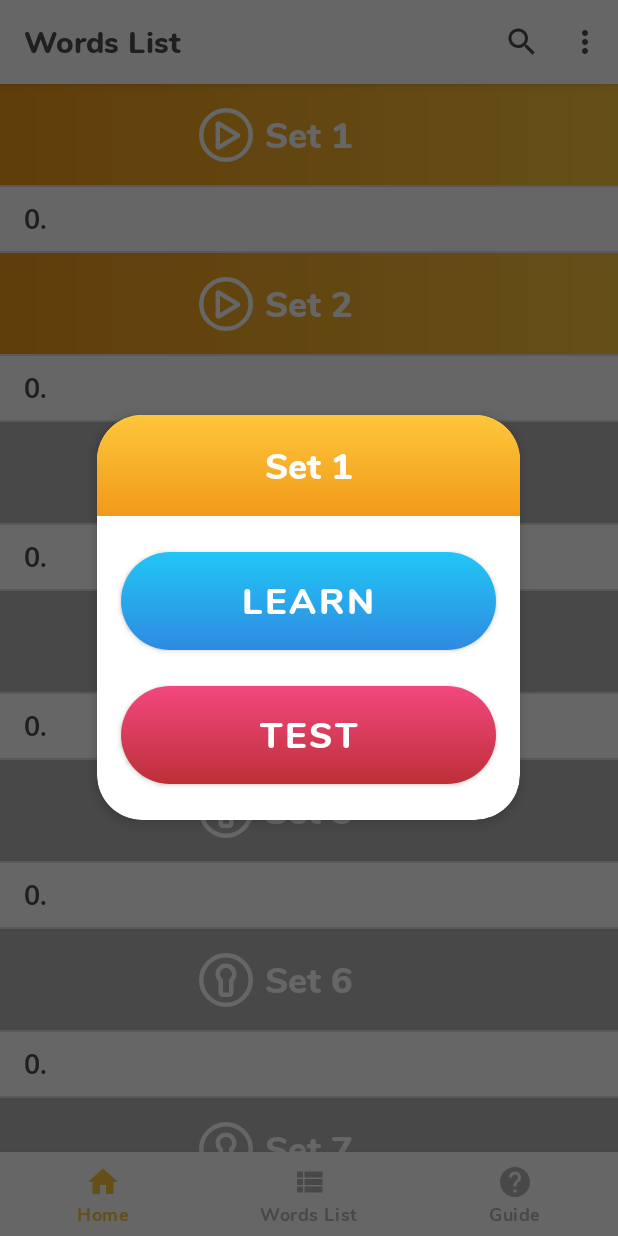
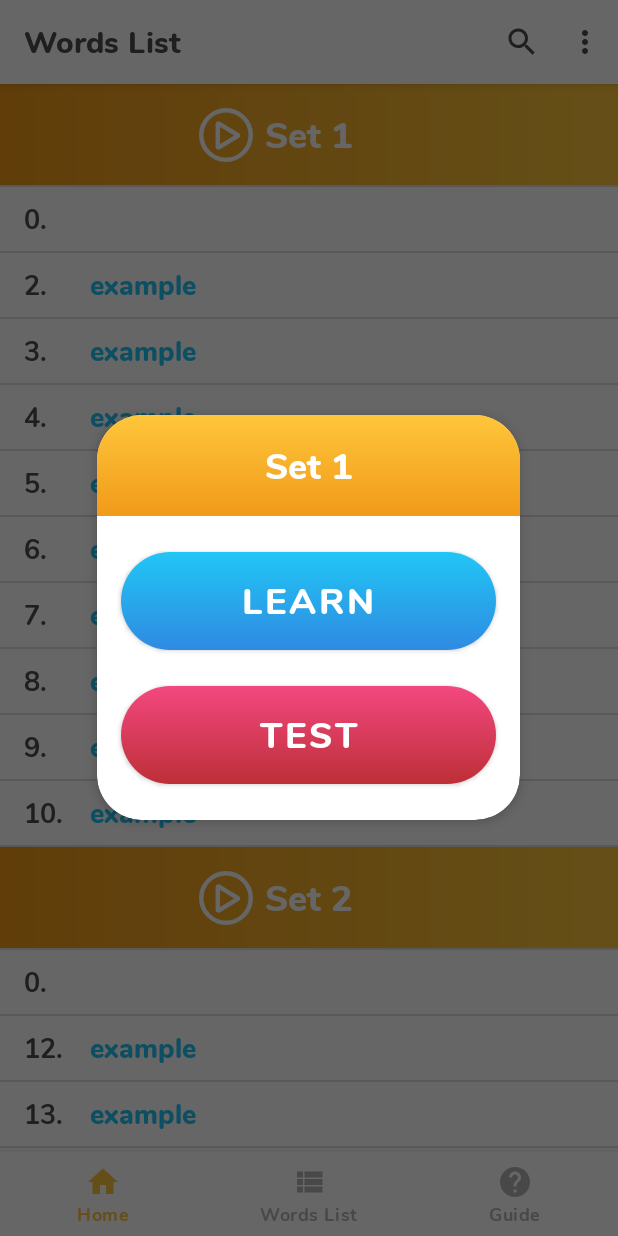
Before and after one commit to imaadzaffar/11-plus-vocab, an Android app: the WordsListFragment screen opened through its navigation route, after a tap on "Set 1", on a phone screen of 412 x 824 dp. Run offline under Robolectric (Android 15) with nearby library versions, the phone set to English and light mode, and no system bars; our stand-ins replace navigation-ui; libraries missing offline, so code that uses them is left out: com.qonversion.android; 28 statements that could not run were skipped; 3 other taps on this screen came first.

Commit message:
Fixed bug in Words List

```diff
--- a/app/src/main/java/com/zafaris/learnvocab/ui/home/HomeFragment.kt
+++ b/app/src/main/java/com/zafaris/learnvocab/ui/home/HomeFragment.kt
@@ -25,6 +25,7 @@ import com.zafaris.learnvocab.databinding.HomeDialogSetLockedBinding
 import com.zafaris.learnvocab.databinding.HomeDialogSetUnlockedBinding
 import com.zafaris.learnvocab.extensions.buildError
 import com.zafaris.learnvocab.ui.settings.SettingsActivity
+import com.zafaris.learnvocab.util.PERMISSION_ID
 
 class HomeFragment : Fragment(), SetAdapter.OnItemClickListener {
     private var _binding: FragmentHomeBinding? = null
@@ -199,6 +200,7 @@ class HomeFragment : Fragment(), SetAdapter.OnItemClickListener {
                     model.mainProduct = mainOffering?.products[0]
                 }
             }
+
             override fun onError(error: QonversionError) {
                 // handle error here
                 Log.e("QonversionError", error.description)
@@ -209,10 +211,9 @@ class HomeFragment : Fragment(), SetAdapter.OnItemClickListener {
 
     private fun purchasePackage() {
         if (model.mainProduct != null) {
-            Log.d("qonversionID", model.mainProduct!!.qonversionID)
             Qonversion.purchase(requireActivity(), model.mainProduct!!.qonversionID, callback = object : QonversionPermissionsCallback {
                 override fun onSuccess(permissions: Map<String, QPermission>) {
-                    val premiumPermission = permissions["premium"]
+                    val premiumPermission = permissions[PERMISSION_ID]
                     if (premiumPermission != null && premiumPermission.isActive()) {
                         // handle active permission here
                         Toast.makeText(context, "Premium purchase successful", Toast.LENGTH_LONG).show()
--- a/app/src/main/java/com/zafaris/learnvocab/ui/main/MainActivity.kt
+++ b/app/src/main/java/com/zafaris/learnvocab/ui/main/MainActivity.kt
@@ -10,6 +10,7 @@ import androidx.navigation.ui.setupWithNavController
 import com.qonversion.android.sdk.Qonversion
 import com.zafaris.learnvocab.R
 import com.zafaris.learnvocab.databinding.ActivityMainBinding
+import com.zafaris.learnvocab.util.API_KEY
 
 class MainActivity : AppCompatActivity() {
     private lateinit var binding: ActivityMainBinding
@@ -35,7 +36,7 @@ class MainActivity : AppCompatActivity() {
         */
 
         Qonversion.setDebugMode()
-        Qonversion.launch(application, "r1QyocKPvI7UI6O8hjrnrYou9sIlPIjd", false)
+        Qonversion.launch(application, API_KEY, false)
     }
 
     private fun setupToolbar() {
--- a/app/src/main/java/com/zafaris/learnvocab/ui/wordslist/WordsListFragment.kt
+++ b/app/src/main/java/com/zafaris/learnvocab/ui/wordslist/WordsListFragment.kt
@@ -32,7 +32,8 @@ import com.zafaris.learnvocab.databinding.WordslistDialogWordBinding
 import com.zafaris.learnvocab.extensions.buildError
 import com.zafaris.learnvocab.ui.home.HomeFragmentDirections
 import com.zafaris.learnvocab.ui.settings.SettingsActivity
-import com.zafaris.learnvocab.util.SET_SIZE
+import com.zafaris.learnvocab.util.NO_OF_FREE_SETS
+import com.zafaris.learnvocab.util.PERMISSION_ID
 
 class WordsListFragment : Fragment(), WordsListAdapter.OnItemClickListener {
 	private var _binding: FragmentWordslistBinding? = null
@@ -156,13 +157,13 @@ class WordsListFragment : Fragment(), WordsListAdapter.OnItemClickListener {
 	}
 
 	override fun onItemWordClick(word: Word, position: Int) {
-		val set = model.sets[position / SET_SIZE]
-		if (set.isSetLocked) {
-			playSound(R.raw.sfx_locked)
-			showLockedDialog(set.setNo)
-		} else {
+		val setNo = word.set
+		if (setNo <= NO_OF_FREE_SETS) {
 			playSound(R.raw.sfx_click_button_2)
 			showWordDialog(word)
+		} else {
+			playSound(R.raw.sfx_locked)
+			showLockedDialog(setNo)
 		}
 	}
 
@@ -210,24 +211,14 @@ class WordsListFragment : Fragment(), WordsListAdapter.OnItemClickListener {
 	}
 
 	private fun showSetDialog(set: Set) {
-		//TODO: Check if user has premium, then show correct dialog
-		/*Purchases.sharedInstance.getPurchaserInfoWith({
-            buildError(context, it.message)
-        }, {
-            if (it.entitlements[ENTITLEMENT_ID]?.isActive == true) {
-                Toast.makeText(context, "Entitled to do action", Toast.LENGTH_LONG).show()
-            } else {
-                showLockedDialog()
-            }
-        })*/
 		when {
-			set.isSetLocked -> {
+			set.setNo <= NO_OF_FREE_SETS -> {
+				playSound(R.raw.sfx_click_set)
+				showUnlockedDialog()
+			}
+			else -> {
 				playSound(R.raw.sfx_locked)
 				showLockedDialog(set.setNo)
-			}
-			else -> {
-				playSound(R.raw.sfx_click_set)
-				showUnlockedDialog()
 			}
 		}
 	}
@@ -285,6 +276,7 @@ class WordsListFragment : Fragment(), WordsListAdapter.OnItemClickListener {
 					model.mainProduct = mainOffering?.products[0]
 				}
 			}
+
 			override fun onError(error: QonversionError) {
 				// handle error here
 				Log.e("QonversionError", error.description)
@@ -295,12 +287,11 @@ class WordsListFragment : Fragment(), WordsListAdapter.OnItemClickListener {
 
 	private fun purchasePackage() {
 		if (model.mainProduct != null) {
-			Log.d("qonversionID", model.mainProduct!!.qonversionID)
 			Qonversion.purchase(requireActivity(), model.mainProduct!!.qonversionID, callback = object : QonversionPermissionsCallback {
 				override fun onSuccess(permissions: Map<String, QPermission>) {
-					val premiumPermission = permissions["premium"]
+					val premiumPermission = permissions[PERMISSION_ID]
 					if (premiumPermission != null && premiumPermission.isActive()) {
-						// handle active permission here
+						//TODO: handle active permission here
 						Toast.makeText(context, "Premium purchase successful", Toast.LENGTH_LONG).show()
 					}
 				}
--- a/app/src/main/java/com/zafaris/learnvocab/ui/wordslist/WordsListViewModel.kt
+++ b/app/src/main/java/com/zafaris/learnvocab/ui/wordslist/WordsListViewModel.kt
@@ -38,6 +38,17 @@ class WordsListViewModel(application: Application) : AndroidViewModel(applicatio
 			try {
 				val wordsList = db.getWordsList(i)
 				itemsList.addAll(wordsList)
+				if (wordsList.size < SET_SIZE) {
+					for (j in 1..(SET_SIZE - wordsList.size)) {
+						itemsList.add(Word(
+							(i - 1) * SET_SIZE + wordsList.size + j,
+							i,
+							"example",
+							"",
+							emptyList()
+						))
+					}
+				}
 			} catch (e: Exception) {
 				val wordsList = MutableList(SET_SIZE) { index ->
 					Word(
--- a/app/src/main/java/com/zafaris/learnvocab/util/Constants.kt
+++ b/app/src/main/java/com/zafaris/learnvocab/util/Constants.kt
@@ -7,5 +7,5 @@ const val NO_OF_FREE_SETS = 2
 const val NO_OF_QUESTIONS = 5
 const val NO_OF_OPTIONS = 4
 
-const val API_KEY = "gpTUrVnBSXfAwjroDEWEdtJSdYdmqiKp"
-const val ENTITLEMENT_ID = "premium"
+const val API_KEY = "r1QyocKPvI7UI6O8hjrnrYou9sIlPIjd"
+const val PERMISSION_ID = "premium"
```
